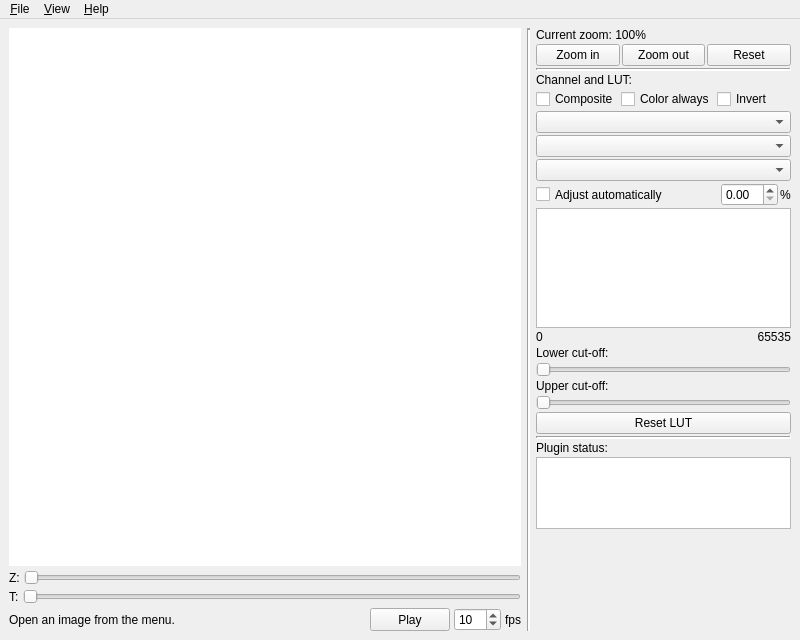
The window that ui/mainwindow.ui (takushim/momotrack) describes before a commit, drawn with Qt 5.
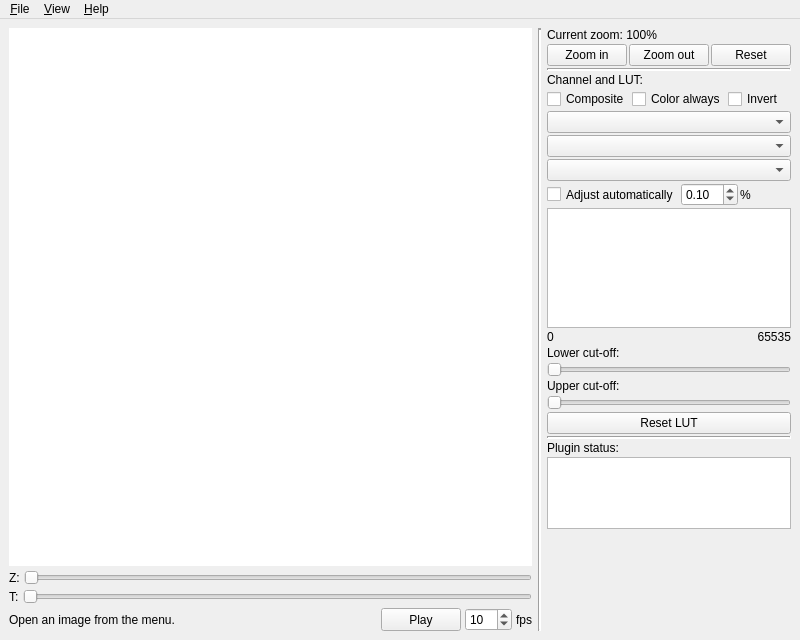
The same window after the commit.

Commit message: Bux fix in expansion.

What changed in the file:
```diff
--- a/ui/mainwindow.ui
+++ b/ui/mainwindow.ui
@@ -251,8 +251,17 @@
         </property>
         <item>
          <layout class="QVBoxLayout" name="vlayout_zoom">
+          <property name="sizeConstraint">
+           <enum>QLayout::SetMinimumSize</enum>
+          </property>
           <item>
            <widget class="QLabel" name="label_zoom_status">
+            <property name="sizePolicy">
+             <sizepolicy hsizetype="Minimum" vsizetype="Minimum">
+              <horstretch>0</horstretch>
+              <verstretch>0</verstretch>
+             </sizepolicy>
+            </property>
             <property name="text">
              <string>Current zoom: 100%</string>
             </property>
@@ -260,8 +269,17 @@
           </item>
           <item>
            <layout class="QHBoxLayout" name="hlayout_zoom_button">
+            <property name="sizeConstraint">
+             <enum>QLayout::SetMaximumSize</enum>
+            </property>
             <item>
              <widget class="QPushButton" name="button_zoom_in">
+              <property name="sizePolicy">
+               <sizepolicy hsizetype="Minimum" vsizetype="Minimum">
+                <horstretch>0</horstretch>
+                <verstretch>0</verstretch>
+               </sizepolicy>
+              </property>
               <property name="text">
                <string>Zoom in</string>
               </property>
@@ -269,6 +287,12 @@
             </item>
             <item>
              <widget class="QPushButton" name="button_zoom_out">
+              <property name="sizePolicy">
+               <sizepolicy hsizetype="Minimum" vsizetype="Minimum">
+                <horstretch>0</horstretch>
+                <verstretch>0</verstretch>
+               </sizepolicy>
+              </property>
               <property name="text">
                <string>Zoom out</string>
               </property>
@@ -276,6 +300,12 @@
             </item>
             <item>
              <widget class="QPushButton" name="button_zoom_reset">
+              <property name="sizePolicy">
+               <sizepolicy hsizetype="Minimum" vsizetype="Minimum">
+                <horstretch>0</horstretch>
+                <verstretch>0</verstretch>
+               </sizepolicy>
+              </property>
               <property name="text">
                <string>Reset</string>
               </property>
@@ -287,6 +317,12 @@
         </item>
         <item>
          <widget class="Line" name="hline_panel">
+          <property name="sizePolicy">
+           <sizepolicy hsizetype="Minimum" vsizetype="Minimum">
+            <horstretch>0</horstretch>
+            <verstretch>0</verstretch>
+           </sizepolicy>
+          </property>
           <property name="lineWidth">
            <number>2</number>
           </property>
@@ -310,8 +346,17 @@
         </item>
         <item>
          <layout class="QHBoxLayout" name="hlayout_composite">
+          <property name="sizeConstraint">
+           <enum>QLayout::SetMinimumSize</enum>
+          </property>
           <item>
            <widget class="QCheckBox" name="check_composite">
+            <property name="sizePolicy">
+             <sizepolicy hsizetype="Minimum" vsizetype="Minimum">
+              <horstretch>0</horstretch>
+              <verstretch>0</verstretch>
+             </sizepolicy>
+            </property>
             <property name="text">
              <string>Composite</string>
             </property>
@@ -319,6 +364,12 @@
           </item>
           <item>
            <widget class="QCheckBox" name="check_color_always">
+            <property name="sizePolicy">
+             <sizepolicy hsizetype="Minimum" vsizetype="Minimum">
+              <horstretch>0</horstretch>
+              <verstretch>0</verstretch>
+             </sizepolicy>
+            </property>
             <property name="text">
              <string>Color always</string>
             </property>
@@ -380,7 +431,7 @@
           <item>
            <widget class="QCheckBox" name="check_auto_lut">
             <property name="sizePolicy">
-             <sizepolicy hsizetype="MinimumExpanding" vsizetype="Minimum">
+             <sizepolicy hsizetype="Minimum" vsizetype="Minimum">
               <horstretch>0</horstretch>
               <verstretch>0</verstretch>
              </sizepolicy>
@@ -401,6 +452,9 @@
             <property name="singleStep">
              <double>0.100000000000000</double>
             </property>
+            <property name="value">
+             <double>0.100000000000000</double>
+            </property>
            </widget>
           </item>
           <item>
@@ -421,7 +475,7 @@
         <item>
          <widget class="QGraphicsView" name="gview_lut">
           <property name="sizePolicy">
-           <sizepolicy hsizetype="Expanding" vsizetype="Expanding">
+           <sizepolicy hsizetype="Minimum" vsizetype="Minimum">
             <horstretch>0</horstretch>
             <verstretch>0</verstretch>
            </sizepolicy>
```
Left out of the diff: 52 changed lines with no effect on the pictures.
